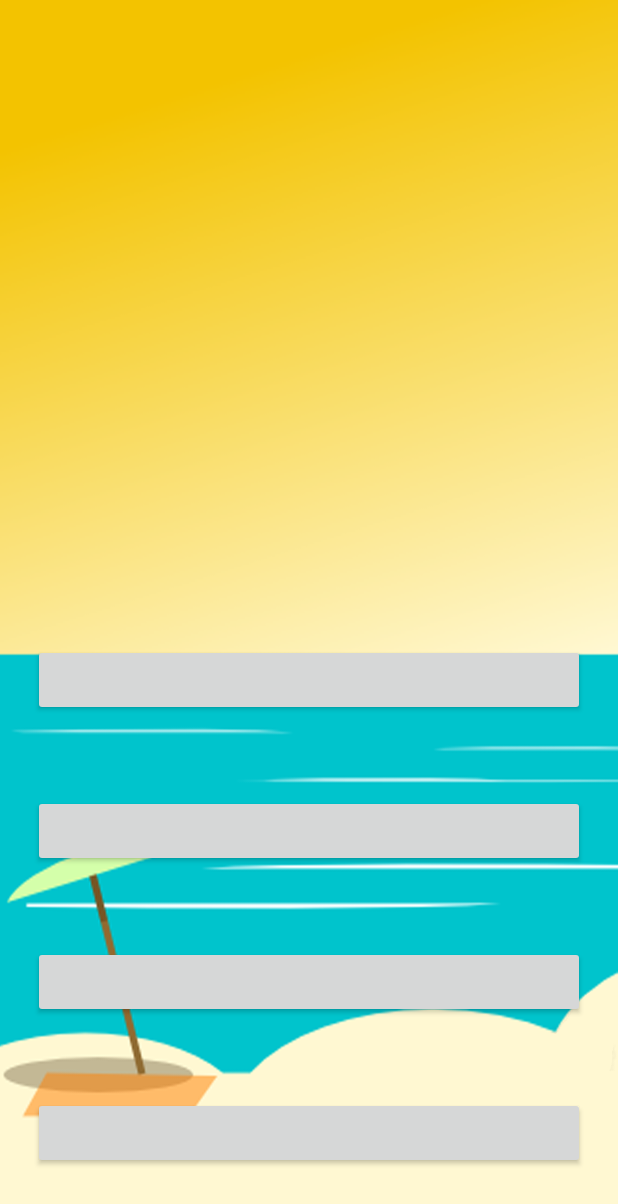
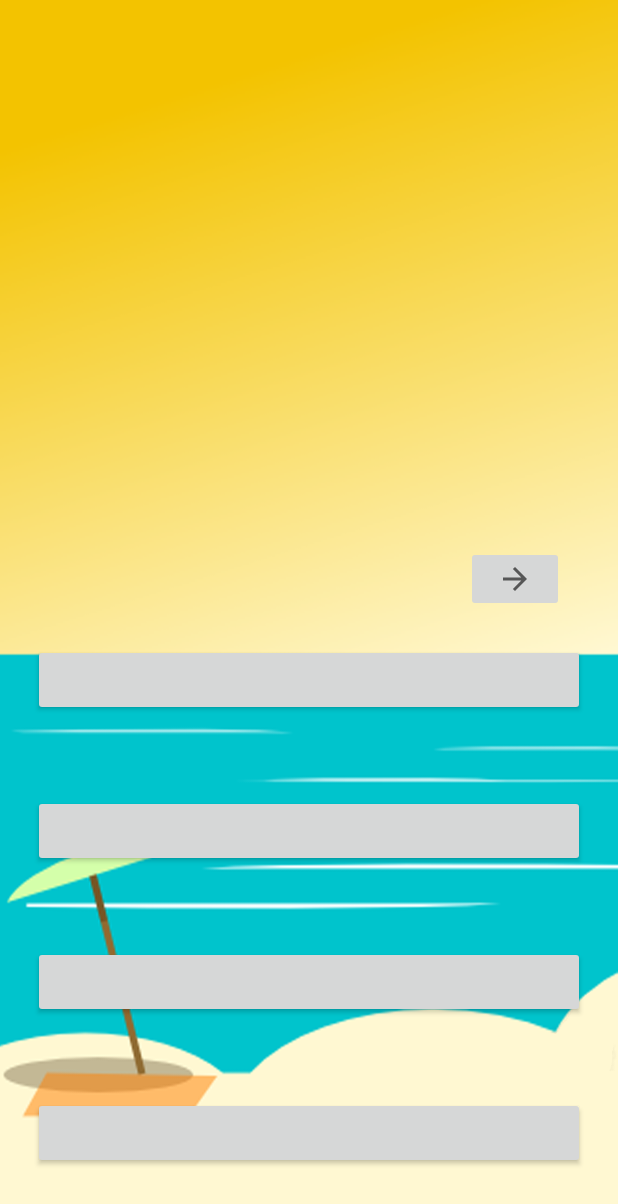
Before and after one commit to Mivezo/ComsciSummativeMVAW, an Android app: the layout activity_quiz_menu.xml on its own in the app's theme, with its tools: preview values and no code run, on a phone screen of 412 x 824 dp. Shown: the top 1204 px of the screen. Run offline under Robolectric (Android 15) with nearby library versions, the phone set to English and light mode, and no system bars.

Commit message:
Added a next button when user accidentally clicks around the popup

```diff
--- a/app/src/main/res/layout/activity_quiz_menu.xml
+++ b/app/src/main/res/layout/activity_quiz_menu.xml
@@ -85,4 +85,19 @@
         app:layout_constraintHorizontal_bias="0.5"
         app:layout_constraintStart_toStartOf="parent"
         app:layout_constraintTop_toBottomOf="@+id/option3" />
+
+    <ImageButton
+        android:id="@+id/nextArrowButton"
+        android:layout_width="65dp"
+        android:layout_height="wrap_content"
+        android:layout_marginBottom="8dp"
+        android:layout_marginEnd="36dp"
+        android:layout_marginTop="8dp"
+        android:rotation="180"
+        app:layout_constraintBottom_toTopOf="@+id/option1"
+        app:layout_constraintEnd_toEndOf="parent"
+        app:layout_constraintTop_toBottomOf="@+id/questionLabel"
+        app:layout_constraintVertical_bias="0.823"
+        app:srcCompat="?android:attr/homeAsUpIndicator" />
+
 </android.support.constraint.ConstraintLayout>
```
Also changed, not shown: app/src/main/java/com/comsci/michelaustin/comscisummative/QuizMenuActivity.java (+15 -0 lines).
